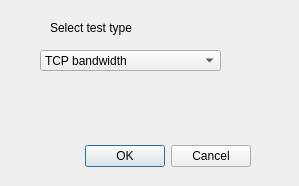
Before: the Qt Designer form src/demogui/selecttestdialog.ui in henrikvs/nornetdemo, drawn with Qt 5.
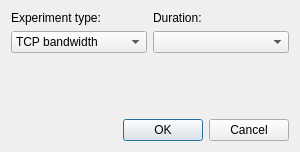
After: the same form once the commit is applied.

The edit to the form file:
```diff
--- a/src/demogui/selecttestdialog.ui
+++ b/src/demogui/selecttestdialog.ui
@@ -6,38 +6,35 @@
    <rect>
     <x>0</x>
     <y>0</y>
-    <width>299</width>
-    <height>186</height>
+    <width>300</width>
+    <height>152</height>
    </rect>
   </property>
   <property name="windowTitle">
    <string>Dialog</string>
   </property>
-  <widget class="QDialogButtonBox" name="buttonBox">
-   <property name="geometry">
-    <rect>
-     <x>30</x>
-     <y>140</y>
-     <width>221</width>
-     <height>32</height>
-    </rect>
-   </property>
-   <property name="orientation">
-    <enum>Qt::Horizontal</enum>
-   </property>
-   <property name="standardButtons">
-    <set>QDialogButtonBox::Cancel|QDialogButtonBox::Ok</set>
-   </property>
-  </widget>
+  <layout class="QVBoxLayout" name="verticalLayout_4">
+   <item>
+    <layout class="QVBoxLayout" name="verticalLayout_3">
+     <item>
+      <layout class="QHBoxLayout" name="horizontalLayout">
+       <item>
+        <layout class="QVBoxLayout" name="verticalLayout">
+         <item>
+          <widget class="QLabel" name="label">
+           <property name="sizePolicy">
+            <sizepolicy hsizetype="Preferred" vsizetype="Fixed">
+             <horstretch>0</horstretch>
+             <verstretch>0</verstretch>
+            </sizepolicy>
+           </property>
+           <property name="text">
+            <string>Experiment type:</string>
+           </property>
+          </widget>
+         </item>
+         <item>
   <widget class="QComboBox" name="testComboBox">
-   <property name="geometry">
-    <rect>
-     <x>40</x>
-     <y>50</y>
-     <width>181</width>
-     <height>21</height>
-    </rect>
-   </property>
    <item>
     <property name="text">
      <string>TCP bandwidth</string>
@@ -49,30 +46,64 @@
     </property>
    </item>
   </widget>
-  <widget class="QLabel" name="label">
-   <property name="geometry">
-    <rect>
-     <x>50</x>
-     <y>20</y>
-     <width>91</width>
-     <height>16</height>
-    </rect>
+         </item>
+        </layout>
+       </item>
+       <item>
+        <layout class="QVBoxLayout" name="verticalLayout_2">
+         <item>
+          <widget class="QLabel" name="label_2">
+           <property name="sizePolicy">
+            <sizepolicy hsizetype="Preferred" vsizetype="Fixed">
+             <horstretch>0</horstretch>
+             <verstretch>0</verstretch>
+            </sizepolicy>
    </property>
    <property name="text">
-    <string>Select test type</string>
-   </property>
-  </widget>
-  <widget class="QWidget" name="horizontalLayoutWidget">
-   <property name="geometry">
-    <rect>
-     <x>30</x>
-     <y>80</y>
-     <width>231</width>
-     <height>51</height>
-    </rect>
-   </property>
+            <string>Duration:</string>
+           </property>
+          </widget>
+         </item>
+         <item>
+          <widget class="QComboBox" name="durationComboBox">
+           <property name="currentText">
+            <string/>
+           </property>
+          </widget>
+         </item>
+        </layout>
+       </item>
+      </layout>
+     </item>
+     <item>
+      <spacer name="verticalSpacer">
+       <property name="orientation">
+        <enum>Qt::Vertical</enum>
+       </property>
+       <property name="sizeHint" stdset="0">
+        <size>
+         <width>20</width>
+         <height>13</height>
+        </size>
+       </property>
+      </spacer>
+     </item>
+     <item>
    <layout class="QHBoxLayout" name="ipSelectionLayout"/>
-  </widget>
+     </item>
+     <item>
+      <widget class="QDialogButtonBox" name="buttonBox">
+       <property name="orientation">
+        <enum>Qt::Horizontal</enum>
+       </property>
+       <property name="standardButtons">
+        <set>QDialogButtonBox::Cancel|QDialogButtonBox::Ok</set>
+       </property>
+      </widget>
+     </item>
+    </layout>
+   </item>
+  </layout>
  </widget>
  <resources/>
  <connections>
```
Left out of the diff: 2 changed lines with no effect on the pictures. Lines whose indentation alone changed are shown as unchanged.
